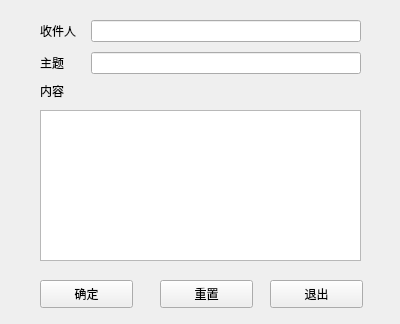
Above: CloudBackup/ui/GoogleCloudShare.ui from qinxuye/CloudBackup before the change. Below: the same form after it.
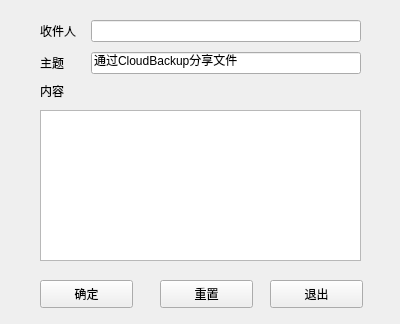
That is the form after the change.

```diff
--- a/CloudBackup/ui/GoogleCloudShare.ui
+++ b/CloudBackup/ui/GoogleCloudShare.ui
@@ -86,7 +86,11 @@
      </widget>
     </item>
     <item row="1" column="1">
-     <widget class="QLineEdit" name="tgtopic"/>
+     <widget class="QLineEdit" name="tgtopic">
+      <property name="text">
+       <string>通过CloudBackup分享文件</string>
+      </property>
+     </widget>
     </item>
    </layout>
   </widget>
```
Left out of the diff: 6 changed lines with no effect on the pictures.
